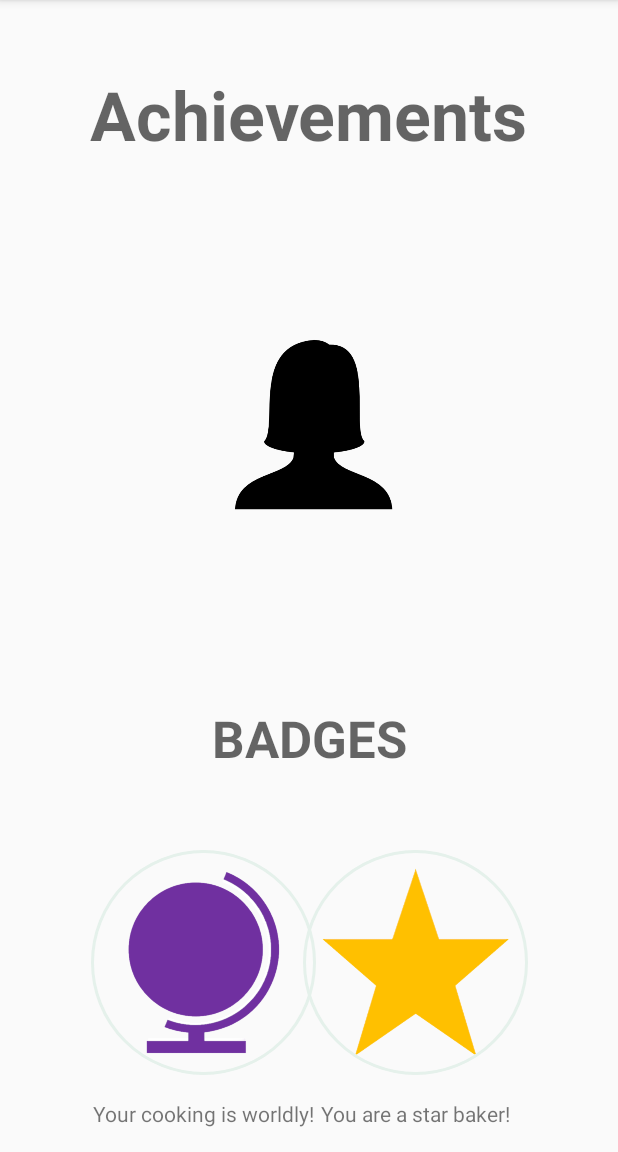
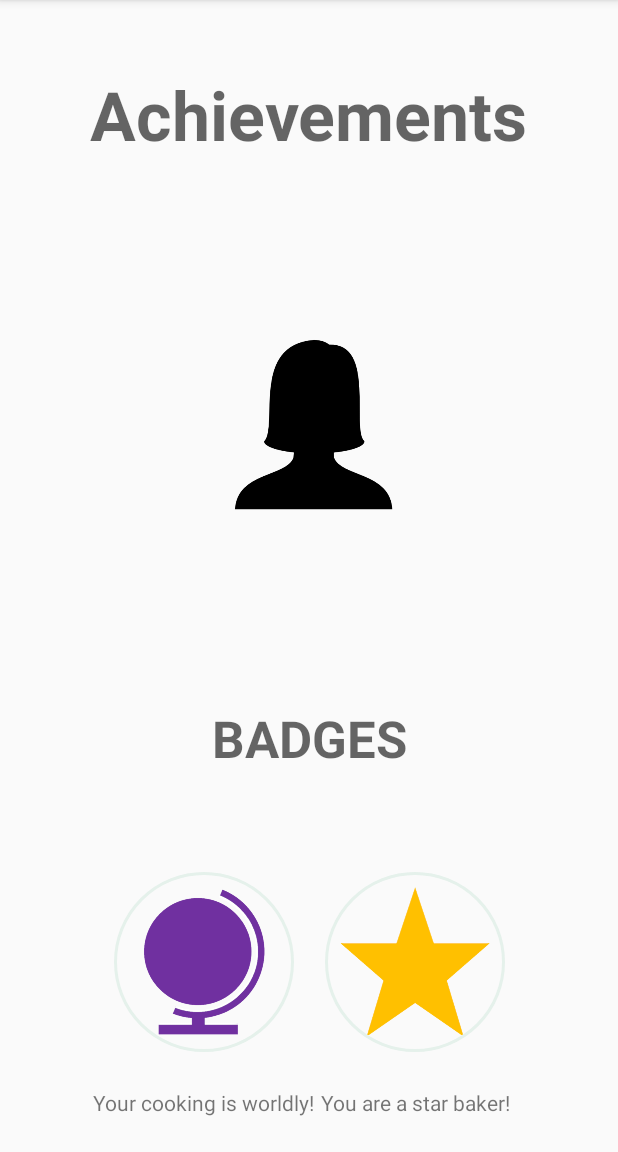
Before and after one commit to EmmaStyles/Cheffy, an Android app: the AchievementsActivity screen opened directly, with no data from a screen before it, on a phone screen of 412 x 824 dp, the part 84-1236 px from its top. Run offline under Robolectric (Android 15) with nearby library versions, the phone set to English and light mode, and no system bars; libraries missing offline, so code that uses them is left out: com.mikhaellopez.circularimageview; plain views replace CircularImageView; 2 statements that could not run were skipped.

Commit message:
Fixed achievements UI

```diff
--- a/app/src/main/res/layout/activity_achievements.xml
+++ b/app/src/main/res/layout/activity_achievements.xml
@@ -45,8 +45,8 @@
 
     <com.mikhaellopez.circularimageview.CircularImageView
         android:id="@+id/circleStar"
-        android:layout_width="150dp"
-        android:layout_height="150dp"
+        android:layout_width="120dp"
+        android:layout_height="120dp"
         android:background="#00E5F1EB"
         android:src="@drawable/star_icon_transparent"
         app:civ_border_color="#E5F1EB"
@@ -59,8 +59,8 @@
 
     <com.mikhaellopez.circularimageview.CircularImageView
         android:id="@+id/circleWorld"
-        android:layout_width="150dp"
-        android:layout_height="150dp"
+        android:layout_width="120dp"
+        android:layout_height="120dp"
         android:background="#00E5F1EB"
         android:src="@drawable/world_icon_transparent"
         app:civ_border_color="#E5F1EB"
```
